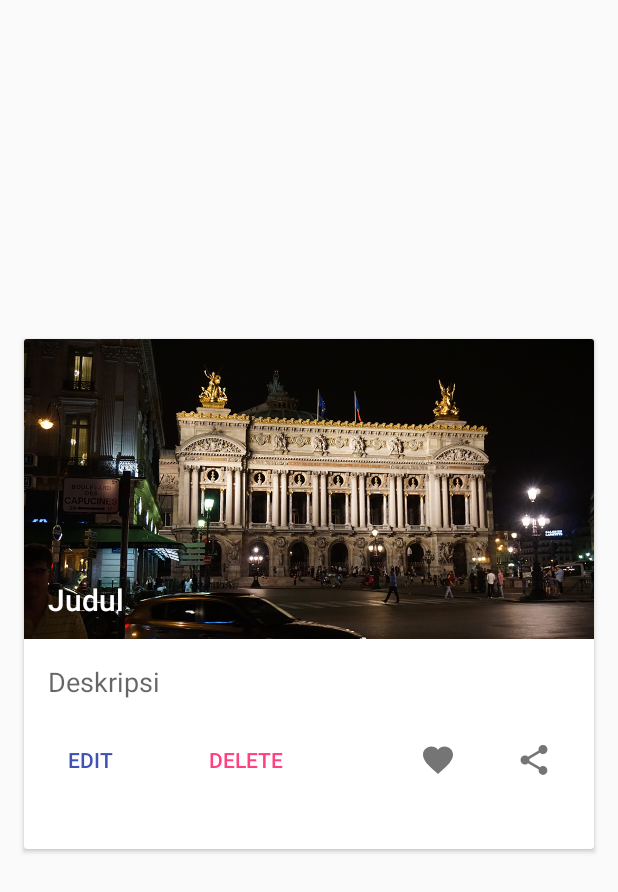
After one commit to nasihahmad66/RecyclerView3, an Android app: the layout item_list.xml on its own in the app's theme, with its tools: preview values and no code run, on a phone screen of 412 x 824 dp. The commit adds this screen. Shown: the top 892 px of the screen. Run offline under Robolectric (Android 15) with nearby library versions, the phone set to English and light mode, and no system bars.

Commit message:
- RecyclerView List Card

```diff
--- a/app/build.gradle
+++ b/app/build.gradle
@@ -26,5 +26,7 @@ dependencies {
     })
     compile 'com.android.support:appcompat-v7:25.0.0'
     compile 'com.android.support:design:25.0.0'
+    compile 'com.android.support:recyclerview-v7:25.0.0'
+    compile 'com.android.support:cardview-v7:25.0.0'
     testCompile 'junit:junit:4.12'
 }
--- /dev/null
+++ b/app/src/main/res/drawable/ic_favorite_black_24dp.xml
@@ -0,0 +1,9 @@
+<vector xmlns:android="http://schemas.android.com/apk/res/android"
+    android:width="24dp"
+    android:height="24dp"
+    android:viewportHeight="24.0"
+    android:viewportWidth="24.0">
+    <path
+        android:fillColor="#FF000000"
+        android:pathData="M12,21.35l-1.45,-1.32C5.4,15.36 2,12.28 2,8.5 2,5.42 4.42,3 7.5,3c1.74,0 3.41,0.81 4.5,2.09C13.09,3.81 14.76,3 16.5,3 19.58,3 22,5.42 22,8.5c0,3.78 -3.4,6.86 -8.55,11.54L12,21.35z" />
+</vector>
--- /dev/null
+++ b/app/src/main/res/drawable/ic_share_black_24dp.xml
@@ -0,0 +1,9 @@
+<vector xmlns:android="http://schemas.android.com/apk/res/android"
+    android:width="24dp"
+    android:height="24dp"
+    android:viewportHeight="24.0"
+    android:viewportWidth="24.0">
+    <path
+        android:fillColor="#FF000000"
+        android:pathData="M18,16.08c-0.76,0 -1.44,0.3 -1.96,0.77L8.91,12.7c0.05,-0.23 0.09,-0.46 0.09,-0.7s-0.04,-0.47 -0.09,-0.7l7.05,-4.11c0.54,0.5 1.25,0.81 2.04,0.81 1.66,0 3,-1.34 3,-3s-1.34,-3 -3,-3 -3,1.34 -3,3c0,0.24 0.04,0.47 0.09,0.7L8.04,9.81C7.5,9.31 6.79,9 6,9c-1.66,0 -3,1.34 -3,3s1.34,3 3,3c0.79,0 1.5,-0.31 2.04,-0.81l7.12,4.16c-0.05,0.21 -0.08,0.43 -0.08,0.65 0,1.61 1.31,2.92 2.92,2.92 1.61,0 2.92,-1.31 2.92,-2.92s-1.31,-2.92 -2.92,-2.92z" />
+</vector>
--- /dev/null
+++ b/app/src/main/res/layout/item_list.xml
@@ -0,0 +1,90 @@
+<?xml version="1.0" encoding="utf-8"?>
+<android.support.v7.widget.CardView xmlns:android="http://schemas.android.com/apk/res/android"
+    xmlns:app="http://schemas.android.com/apk/res-auto"
+    xmlns:tools="http://schemas.android.com/tools"
+    android:id="@+id/cardView"
+    android:layout_width="match_parent"
+    android:layout_height="340dp"
+    android:layout_gravity="center"
+    android:layout_marginBottom="@dimen/activity_vertical_margin"
+    android:layout_marginLeft="@dimen/activity_horizontal_margin"
+    android:layout_marginRight="@dimen/activity_horizontal_margin"
+    android:foreground="?attr/selectableItemBackground">
+
+    <RelativeLayout
+        android:layout_width="match_parent"
+        android:layout_height="wrap_content">
+
+        <ImageView
+            android:id="@+id/imageView"
+            android:layout_width="match_parent"
+            android:layout_height="200dp"
+            android:scaleType="centerCrop"
+            tools:src="@drawable/a" />
+
+        <TextView
+            android:id="@+id/textViewJudul"
+            android:layout_width="match_parent"
+            android:layout_height="40dp"
+            android:layout_alignBottom="@+id/imageView"
+            android:layout_marginLeft="16dp"
+            android:textAppearance="@style/TextAppearance.AppCompat.Title"
+            android:textColor="@android:color/white"
+            tools:text="Judul" />
+
+        <TextView
+            android:id="@+id/textViewDeskripsi"
+            android:layout_width="match_parent"
+            android:layout_height="wrap_content"
+            android:layout_below="@+id/imageView"
+            android:ellipsize="end"
+            android:maxLines="1"
+            android:padding="16dp"
+            android:textAppearance="@style/TextAppearance.AppCompat.Medium"
+            tools:text="Deskripsi" />
+
+        <Button
+            android:id="@+id/buttonEdit"
+            style="?android:attr/borderlessButtonStyle"
+            android:layout_width="wrap_content"
+            android:layout_height="wrap_content"
+            android:layout_below="@+id/textViewDeskripsi"
+            android:text="EDIT"
+            android:textColor="?attr/colorPrimary" />
+
+        <Button
+            android:id="@+id/buttonDelete"
+            style="?android:attr/borderlessButtonStyle"
+            android:layout_width="wrap_content"
+            android:layout_height="wrap_content"
+            android:layout_below="@+id/textViewDeskripsi"
+            android:layout_marginLeft="16dp"
+            android:layout_toRightOf="@+id/buttonEdit"
+            android:text="DELETE"
+            android:textColor="?attr/colorAccent" />
+
+        <ImageButton
+            android:id="@+id/buttonFavorite"
+            style="?android:attr/borderlessButtonStyle"
+            android:layout_width="48dp"
+            android:layout_height="48dp"
+            android:layout_below="@+id/textViewDeskripsi"
+            android:layout_marginRight="16dp"
+            android:layout_toLeftOf="@+id/buttonShare"
+            android:tint="#757575"
+            app:srcCompat="@drawable/ic_favorite_black_24dp" />
+
+        <ImageButton
+            android:id="@+id/buttonShare"
+            style="?android:attr/borderlessButtonStyle"
+            android:layout_width="48dp"
+            android:layout_height="48dp"
+            android:layout_alignParentRight="true"
+            android:layout_below="@+id/textViewDeskripsi"
+            android:layout_marginRight="16dp"
+            android:tint="#757575"
+            app:srcCompat="@drawable/ic_share_black_24dp" />
+
+    </RelativeLayout>
+
+</android.support.v7.widget.CardView>
```
Also changed, not shown: app/src/main/java/id/sch/smktelkom_mlg/learn/recyclerview3/MainActivity.java (+37 -0 lines), app/src/main/java/id/sch/smktelkom_mlg/learn/recyclerview3/adapter/HotelAdapter.java (added, +60 -0 lines), app/src/main/java/id/sch/smktelkom_mlg/learn/recyclerview3/model/Hotel.java (added, +18 -0 lines), app/src/main/res/drawable/ic_add_black_24dp.xml (added, +9 -0 lines), app/src/main/res/drawable/ic_camera_black_24dp.xml (added, +9 -0 lines), app/src/main/res/drawable/ic_search_black_24dp.xml (added, +9 -0 lines), app/src/main/res/layout/content_main.xml (+6 -12 lines), app/src/main/res/values/arrays.xml (added, +95 -0 lines), app/src/main/res/drawable/a.png (added), app/src/main/res/drawable/c.png (added), app/src/main/res/drawable/d.png (added), app/src/main/res/drawable/e.png (added), app/src/main/res/drawable/f.png (added), 1 other file.
